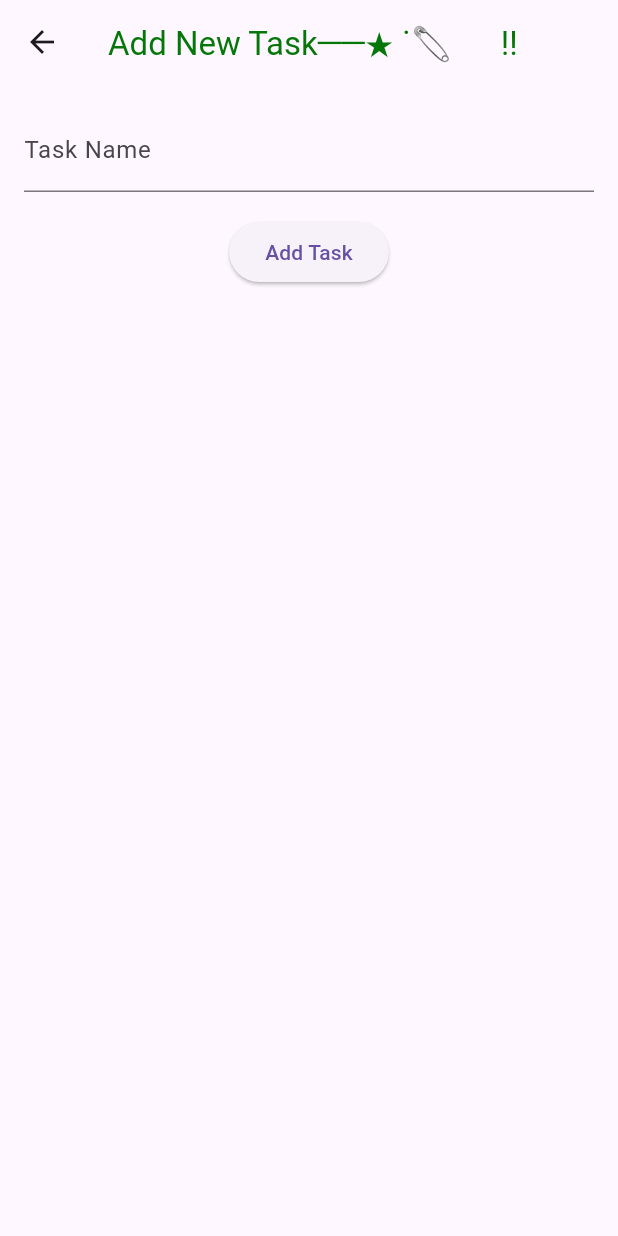
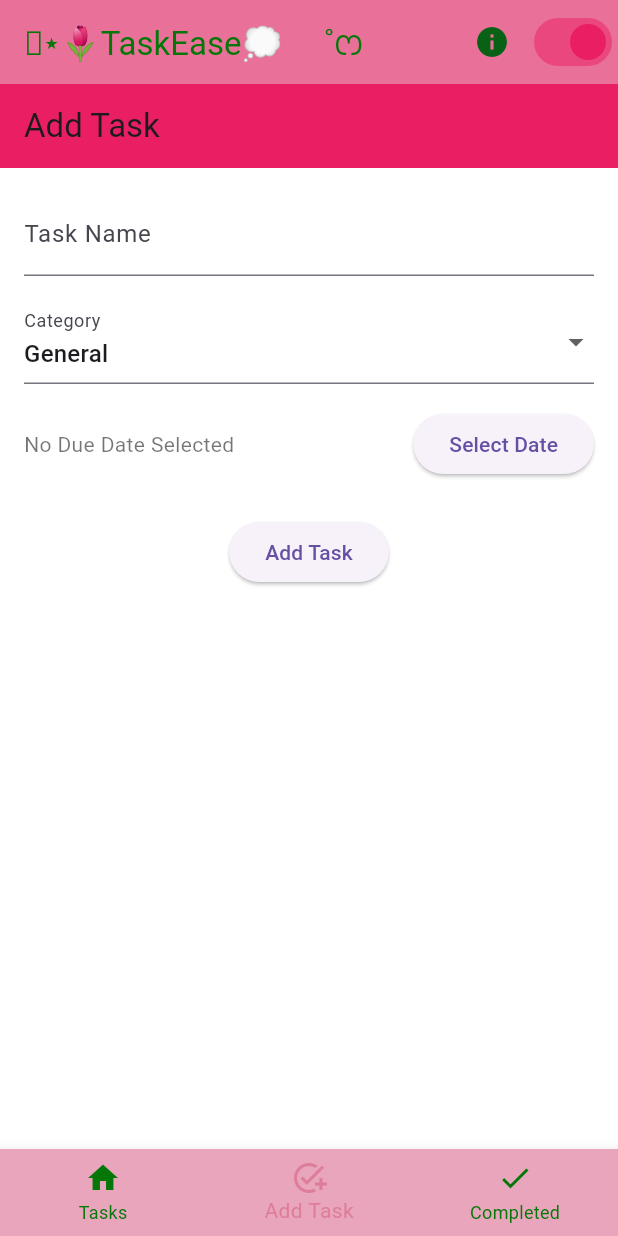
Before and after one commit to bubblegum03/MidtermProjectv2, a Flutter app: the screen it shows after launch, item 2 of the bottom bar chosen, on a phone screen of 412 x 824 dp. Run offline on Flutter 3.47's test engine with Material 3 defaults, Android fonts, the phone set to English and light mode, and no system bars.

Commit message:
latest commit

```diff
--- a/indino_project/lib/main.dart
+++ b/indino_project/lib/main.dart
@@ -1,57 +1,70 @@
 import 'package:flutter/material.dart';
-import 'screens/home_screen.dart';
+import 'package:provider/provider.dart';
+import 'providers/task_provider.dart';
+import 'providers/theme_provider.dart';
 import 'screens/add_task_screen.dart';
 import 'screens/list_tasks_screen.dart';
-import 'screens/task_completed_screen.dart';
-import 'screens/about_screen.dart'; // Import the About screen
+import 'screens/about_screen.dart';
+import 'screens/task_details_screen.dart';
 
-void main() => runApp(const BottomNavigationBarExampleApp());
-
-class BottomNavigationBarExampleApp extends StatefulWidget {
-  const BottomNavigationBarExampleApp({super.key});
-
-  @override
-  _BottomNavigationBarExampleAppState createState() =>
-      _BottomNavigationBarExampleAppState();
+void main() {
+  runApp(const TaskEaseApp());
 }
 
-class _BottomNavigationBarExampleAppState
-    extends State<BottomNavigationBarExampleApp> {
-  bool _isLightTheme = true;
-
-  void _switchTheme(bool isLight) {
-    setState(() {
-      _isLightTheme = isLight;
-    });
-  }
+class TaskEaseApp extends StatelessWidget {
+  const TaskEaseApp({Key? key}) : super(key: key);
 
   @override
   Widget build(BuildContext context) {
-    return MaterialApp(
-      debugShowCheckedModeBanner: false,
-      theme: _isLightTheme ? ThemeData.light() : ThemeData.dark(),
-      home: BottomNavigationBarExample(
-        switchTheme: _switchTheme,
-        isLightTheme: _isLightTheme,
+    return MultiProvider(
+      providers: [
+        ChangeNotifierProvider(create: (_) => TaskProvider()),
+        ChangeNotifierProvider(create: (_) => ThemeProvider()),
+      ],
+      child: Consumer<ThemeProvider>(
+        builder: (context, themeProvider, _) {
+          return MaterialApp(
+            debugShowCheckedModeBanner: false,
+            theme: ThemeData(
+              primaryColor: Colors.pink,
+              appBarTheme: const AppBarTheme(
+                backgroundColor: Colors.pink,
+                iconTheme: IconThemeData(color: Colors.green),
+              ),
+              textTheme: const TextTheme(
+                bodyLarge: TextStyle(color: Colors.black), // Updated
+                bodyMedium: TextStyle(color: Colors.black54), // Updated
+              ),
+              scaffoldBackgroundColor: Colors.white,
+            ),
+            darkTheme: ThemeData(
+              primaryColor: Colors.black,
+              appBarTheme: const AppBarTheme(
+                backgroundColor: Colors.black,
+                iconTheme: IconThemeData(color: Colors.white),
+              ),
+              textTheme: const TextTheme(
+                bodyLarge: TextStyle(color: Colors.white), // Updated
+                bodyMedium: TextStyle(color: Colors.grey), // Updated
+              ),
+              scaffoldBackgroundColor: const Color(0xFF121212),
+            ),
+            themeMode:
+                themeProvider.isLightTheme ? ThemeMode.light : ThemeMode.dark,
+            home: const BottomNavigationBarExample(),
+            routes: {
+              '/taskDetails': (context) => TaskDetailsScreen(),
+              '/about': (context) => AboutScreen(),
+            },
+          );
+        },
       ),
-      routes: {
-        '/addTask': (context) => AddTaskScreen(),
-        '/taskCompleted': (context) => const TaskCompletedScreen(),
-        '/about': (context) => AboutScreen(), // Add route for About screen
-      },
     );
   }
 }
 
 class BottomNavigationBarExample extends StatefulWidget {
-  final Function(bool) switchTheme;
-  final bool isLightTheme;
-
-  const BottomNavigationBarExample({
-    super.key,
-    required this.switchTheme,
-    required this.isLightTheme,
-  });
+  const BottomNavigationBarExample({Key? key}) : super(key: key);
 
   @override
   State<BottomNavigationBarExample> createState() =>
@@ -63,41 +76,38 @@ class _BottomNavigationBarExampleState
   int _selectedIndex = 0;
 
   static final List<Widget> _widgetOptions = <Widget>[
-    const ListTasksScreen(),
-     AddTaskScreen(), // Assuming you have this screen defined
-     const TaskCompletedScreen(), // Assuming you have this screen defined
-     AboutScreen(), // Add AboutScreen to options
+    ListTasksScreen(),
+    AddTaskScreen(),
+    ListTasksScreen(), // Placeholder for completed tasks, customize if needed
   ];
 
   void _onItemTapped(int index) {
     setState(() {
-      _selectedIndex = index; // Update selected index
-
-      if (_selectedIndex == 0) {
-        // Show ListTasksScreen
-      } else if (_selectedIndex == 1) {
-        Navigator.pushNamed(context, '/addTask');
-      } else if (_selectedIndex == 2) {
-        Navigator.pushNamed(context, '/taskCompleted', arguments: "Sample Task");
-      } else if (_selectedIndex == 3) { // Handle About screen tap
-        Navigator.pushNamed(context, '/about');
-      }
+      _selectedIndex = index;
     });
   }
 
   @override
   Widget build(BuildContext context) {
+    final themeProvider = Provider.of<ThemeProvider>(context);
+
     return Scaffold(
       appBar: AppBar(
-        backgroundColor: const Color.fromARGB(255, 233, 113, 153),
+        backgroundColor: themeProvider.isLightTheme
+            ? const Color.fromARGB(255, 233, 113, 153)
+            : const Color.fromARGB(255, 40, 40, 40),
         title: const Text(
-          '༘⋆🌷Task Manager💭₊˚ෆ',
+          '༘⋆🌷TaskEase💭₊˚ෆ',
           style: TextStyle(color: Color.fromARGB(255, 5, 119, 9)),
         ),
         actions: [
+          IconButton(
+            icon: const Icon(Icons.info),
+            onPressed: () => Navigator.pushNamed(context, '/about'),
+          ),
           Switch(
-            value: widget.isLightTheme,
-            onChanged: widget.switchTheme,
+            value: themeProvider.isLightTheme,
+            onChanged: (value) => themeProvider.toggleTheme(),
             activeColor: const Color.fromRGBO(233, 30, 99, 1),
             inactiveThumbColor: const Color.fromARGB(255, 38, 116, 38),
           ),
@@ -105,36 +115,38 @@ class _BottomNavigationBarExampleState
         iconTheme: const IconThemeData(color: Color.fromARGB(255, 9, 97, 21)),
       ),
       body: Container(
-        color: widget.isLightTheme
+        color: themeProvider.isLightTheme
             ? const Color.fromARGB(255, 85, 160, 91)
-            : const Color.fromARGB(255, 228, 112, 112),
+            : const Color.fromARGB(255, 40, 40, 40),
         child: Center(
-          child: _widgetOptions[_selectedIndex],
+          child: (_widgetOptions[_selectedIndex] != null)
+              ? _widgetOptions[_selectedIndex]
+              : const Text('Error: Screen not available'),
         ),
       ),
       bottomNavigationBar: BottomNavigationBar(
-        backgroundColor: const Color.fromARGB(255, 226, 105, 145),
+        backgroundColor: themeProvider.isLightTheme
+            ? const Color.fromARGB(255, 233, 165, 188)
+            : const Color.fromARGB(255, 50, 50, 50),
         items: const <BottomNavigationBarItem>[
           BottomNavigationBarItem(
             icon: Icon(Icons.home),
-            label: 'Home',
+            label: 'Tasks',
           ),
           BottomNavigationBarItem(
             icon: Icon(Icons.add_task),
-            label: 'Add Tasks',
+            label: 'Add Task',
           ),
           BottomNavigationBarItem(
             icon: Icon(Icons.check),
-            label: 'Completed Tasks',
-          ),
-          BottomNavigationBarItem( // New item for About screen
-            icon: Icon(Icons.info),
-            label: 'About',
+            label: 'Completed',
           ),
         ],
         currentIndex: _selectedIndex,
         selectedItemColor: const Color(0xFFDD7D9A),
-        unselectedItemColor: const Color.fromARGB(255, 5, 119, 9),
+        unselectedItemColor: themeProvider.isLightTheme
+            ? const Color.fromARGB(255, 5, 119, 9)
+            : const Color.fromARGB(255, 150, 150, 150),
         onTap: _onItemTapped,
       ),
     );
--- /dev/null
+++ b/indino_project/lib/providers/task_provider.dart
@@ -0,0 +1,43 @@
+import 'package:flutter/material.dart';
+
+class Task {
+  final String name;
+  final String dueDate;
+  final String category; // New field for categories
+
+  Task({
+    required this.name,
+    required this.dueDate,
+    required this.category, // Include category in the constructor
+  });
+}
+
+// Define TaskProvider class
+class TaskProvider with ChangeNotifier {
+  // List to store tasks
+  List<Task> _tasks = [];
+
+  // Getter to fetch all tasks
+  List<Task> get tasks => _tasks;
+
+  // Getter to fetch tasks by category
+  Map<String, List<Task>> get tasksByCategory {
+    Map<String, List<Task>> categorizedTasks = {};
+    for (var task in _tasks) {
+      categorizedTasks.putIfAbsent(task.category, () => []).add(task);
+    }
+    return categorizedTasks;
+  }
+
+  // Method to add a task
+  void addTask(Task task) {
+    _tasks.add(task); // Add the task to the list
+    notifyListeners(); // Notify listeners to update the UI
+  }
+
+  // Method to remove a task
+  void removeTask(Task task) {
+    _tasks.remove(task); // Remove the task from the list
+    notifyListeners(); // Notify listeners to update the UI
+  }
+}
--- /dev/null
+++ b/indino_project/lib/providers/theme_provider.dart
@@ -0,0 +1,15 @@
+import 'package:flutter/material.dart';
+
+class ThemeProvider with ChangeNotifier {
+  // Private variable to store the theme mode
+  bool _isLightTheme = true;
+
+  // Getter to check if the current theme is light
+  bool get isLightTheme => _isLightTheme;
+
+  // Method to toggle the theme
+  void toggleTheme() {
+    _isLightTheme = !_isLightTheme;
+    notifyListeners();  // Notify listeners to update the UI
+  }
+}
--- a/indino_project/lib/screens/add_task_screen.dart
+++ b/indino_project/lib/screens/add_task_screen.dart
@@ -1,32 +1,103 @@
 import 'package:flutter/material.dart';
-import 'package:flutter_hooks/flutter_hooks.dart';
+import 'package:provider/provider.dart';
+import '../providers/task_provider.dart';
 
-class AddTaskScreen extends HookWidget {
+class AddTaskScreen extends StatefulWidget {
+  const AddTaskScreen({Key? key}) : super(key: key);
+
+  @override
+  State<AddTaskScreen> createState() => _AddTaskScreenState();
+}
+
+class _AddTaskScreenState extends State<AddTaskScreen> {
+  final _formKey = GlobalKey<FormState>();
+  final TextEditingController _nameController = TextEditingController();
+  String _selectedCategory = 'General'; // Default category
+  DateTime? _dueDate;
+
+  void _submitTask(BuildContext context) {
+    if (_formKey.currentState!.validate()) {
+      final taskProvider = Provider.of<TaskProvider>(context, listen: false);
+
+      taskProvider.addTask(
+        Task(
+          name: _nameController.text,
+          category: _selectedCategory,
+          dueDate: _dueDate != null
+              ? '${_dueDate!.year}-${_dueDate!.month}-${_dueDate!.day}'
+              : 'No due date',
+        ),
+      );
+
+      Navigator.pop(context); // Return to the previous screen
+    }
+  }
+
   @override
   Widget build(BuildContext context) {
-    final taskController = useTextEditingController();
-
     return Scaffold(
-      appBar: AppBar(title: const Text('Add New Task──★ ˙🧷 ̟ !! ',
-       style: TextStyle(color: Color.fromARGB(255, 5, 119, 9)), )),
+      appBar: AppBar(
+        title: const Text('Add Task'),
+      ),
       body: Padding(
         padding: const EdgeInsets.all(16.0),
+        child: Form(
+          key: _formKey,
           child: Column(
+            crossAxisAlignment: CrossAxisAlignment.start,
             children: [
-            TextField(
-              controller: taskController,
+              TextFormField(
+                controller: _nameController,
                 decoration: const InputDecoration(labelText: 'Task Name'),
+                validator: (value) =>
+                    value == null || value.isEmpty ? 'Please enter a name' : null,
               ),
               const SizedBox(height: 16),
+              DropdownButtonFormField<String>(
+                value: _selectedCategory,
+                items: ['General', 'Work', 'Personal', 'Urgent']
+                    .map(
+                      (category) => DropdownMenuItem(
+                        value: category,
+                        child: Text(category),
+                      ),
+                    )
+                    .toList(),
+                onChanged: (value) => setState(() => _selectedCategory = value!),
+                decoration: const InputDecoration(labelText: 'Category'),
+              ),
+              const SizedBox(height: 16),
+              Row(
+                children: [
+                  Text(_dueDate == null
+                      ? 'No Due Date Selected'
+                      : 'Due Date: ${_dueDate!.year}-${_dueDate!.month}-${_dueDate!.day}'),
+                  const Spacer(),
                   ElevatedButton(
-              onPressed: () {
-                if (taskController.text.isNotEmpty) {
-                  Navigator.pop(context, taskController.text);
+                    onPressed: () async {
+                      final selectedDate = await showDatePicker(
+                        context: context,
+                        initialDate: DateTime.now(),
+                        firstDate: DateTime(2000),
+                        lastDate: DateTime(2100),
+                      );
+                      if (selectedDate != null) {
+                        setState(() => _dueDate = selectedDate);
                       }
                     },
+                    child: const Text('Select Date'),
+                  ),
+                ],
+              ),
+              const SizedBox(height: 24),
+              Center(
+                child: ElevatedButton(
+                  onPressed: () => _submitTask(context),
                   child: const Text('Add Task'),
                 ),
+              ),
             ],
+          ),
         ),
       ),
     );
--- a/indino_project/lib/screens/task_completed_screen.dart
+++ b/indino_project/lib/screens/task_completed_screen.dart
@@ -1,22 +1,17 @@
 import 'package:flutter/material.dart';
+import 'package:indino_project/providers/task_provider.dart';
+
 
 class TaskCompletedScreen extends StatelessWidget {
-  const TaskCompletedScreen({Key? key}) : super(key: key);
-
   @override
   Widget build(BuildContext context) {
-    final task = ModalRoute.of(context)?.settings.arguments as String?;
+    // Retrieve the Task object passed as an argument
+    final task = ModalRoute.of(context)?.settings.arguments as Task;
 
     return Scaffold(
-      appBar: AppBar(title: const Text('⋆˚࿔ Task Completed 𝜗𝜚˚⋆',
-       style: TextStyle(color: Color.fromARGB(255, 5, 119, 9)),)),
+      appBar: AppBar(title: Text('Task Completed')),
       body: Center(
-        child: Text(
-          task != null
-              ? 'No completed task yet :('
-              : 'No task information available.',
-          style: const TextStyle(fontSize: 20),
-        ),
+        child: Text('Task "${task.name}" is marked as complete!', style: TextStyle(fontSize: 20)),
       ),
     );
   }
--- /dev/null
+++ b/indino_project/lib/task/task.dart
@@ -0,0 +1,13 @@
+class Task {
+  final String title;
+  final String category;
+  final DateTime? dueDate;
+  final bool isCompleted;
+
+  Task({
+    required this.title,
+    this.category = 'General', // Default category is 'General'
+    this.dueDate,
+    this.isCompleted = false, // Default value is false
+  });
+}
--- a/indino_project/pubspec.yaml
+++ b/indino_project/pubspec.yaml
@@ -30,8 +30,10 @@ environment:
 dependencies:
   flutter:
     sdk: flutter
+  provider: ^6.0.0
   flutter_hooks: ^0.20.5
   riverpod: ^2.5.0
+
 
 
   # The following adds the Cupertino Icons font to your application.
```
Also changed, not shown: indino_project/lib/screens/list_tasks_screen.dart (+30 -50 lines), indino_project/lib/screens/task_details_screen.dart (+13 -14 lines), indino_project/pubspec.lock. Lines whose indentation alone changed are shown as unchanged.
